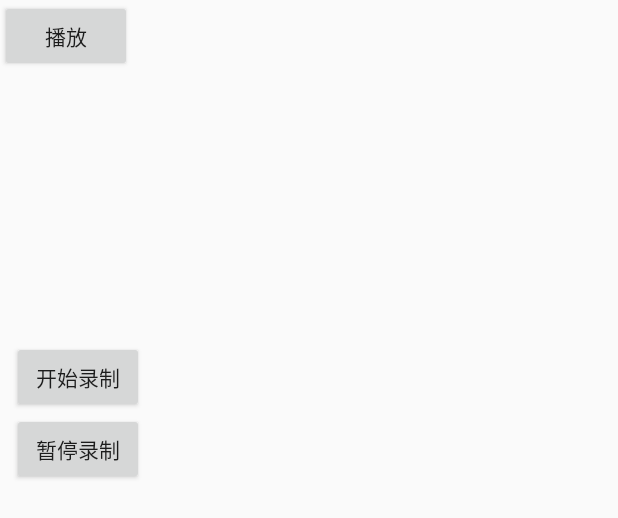
After one commit to ghzhouhaodong/MyChat, an Android app: the layout activity_textvoice.xml on its own in the app's theme, with its tools: preview values and no code run, on a phone screen of 412 x 824 dp. The commit adds this screen. Shown: the top 518 px of the screen. Run offline under Robolectric (Android 15) with nearby library versions, the phone set to English and light mode, and no system bars.

Commit message:
2017723语音

```diff
--- a/app/src/main/java/com/zhd/lenovo/mychat/base/IApplication.java
+++ b/app/src/main/java/com/zhd/lenovo/mychat/base/IApplication.java
@@ -54,6 +54,7 @@ public class IApplication extends MobApplication {
 
         //加载so文件库
           System.loadLibrary("core");
+          System.loadLibrary("speex");
     initGreendao();
         if (LeakCanary.isInAnalyzerProcess(this)) {
             // This process is dedicated to LeakCanary for heap analysis.
--- /dev/null
+++ b/app/src/main/res/layout/activity_textvoice.xml
@@ -0,0 +1,40 @@
+<?xml version="1.0" encoding="utf-8"?>
+<LinearLayout xmlns:android="http://schemas.android.com/apk/res/android"
+    xmlns:app="http://schemas.android.com/apk/res-auto"
+    xmlns:tools="http://schemas.android.com/tools"
+    android:layout_width="match_parent"
+    android:layout_height="match_parent"
+      android:orientation="vertical"
+    tools:context="com.zhd.lenovo.mychat.activirys.TextvoiceActivity">
+
+
+    <Button
+        android:id="@+id/button_play"
+        android:layout_width="wrap_content"
+        android:layout_height="wrap_content"
+        android:text="播放"
+        tools:layout_editor_absoluteY="443dp"
+        android:layout_marginRight="-16dp"
+        app:layout_constraintRight_toRightOf="@+id/button2" />
+
+    <Button
+        android:id="@+id/button2_begin"
+        android:layout_width="wrap_content"
+        android:layout_height="wrap_content"
+        android:text="开始录制"
+        android:layout_marginLeft="8dp"
+        app:layout_constraintLeft_toLeftOf="@+id/button"
+        android:layout_marginRight="8dp"
+        app:layout_constraintRight_toRightOf="@+id/button3"
+        app:layout_constraintTop_toTopOf="parent"
+        android:layout_marginTop="179dp" />
+
+    <Button
+        android:id="@+id/button3_stop"
+        android:layout_width="wrap_content"
+        android:layout_height="wrap_content"
+        android:text="暂停录制"
+        tools:layout_editor_absoluteY="328dp"
+        android:layout_marginLeft="8dp"
+        app:layout_constraintLeft_toLeftOf="@+id/button2" />
+</LinearLayout>
```
Also changed, not shown: app/build.gradle (+5 -7 lines), app/src/main/AndroidManifest.xml (+4 -6 lines), app/src/main/java/com/zhd/lenovo/mychat/activirys/ChatActivity.java (+159 -87 lines), app/src/main/java/com/zhd/lenovo/mychat/adapters/MyChatAdapter.java (added, +125 -0 lines), 6 other files.
